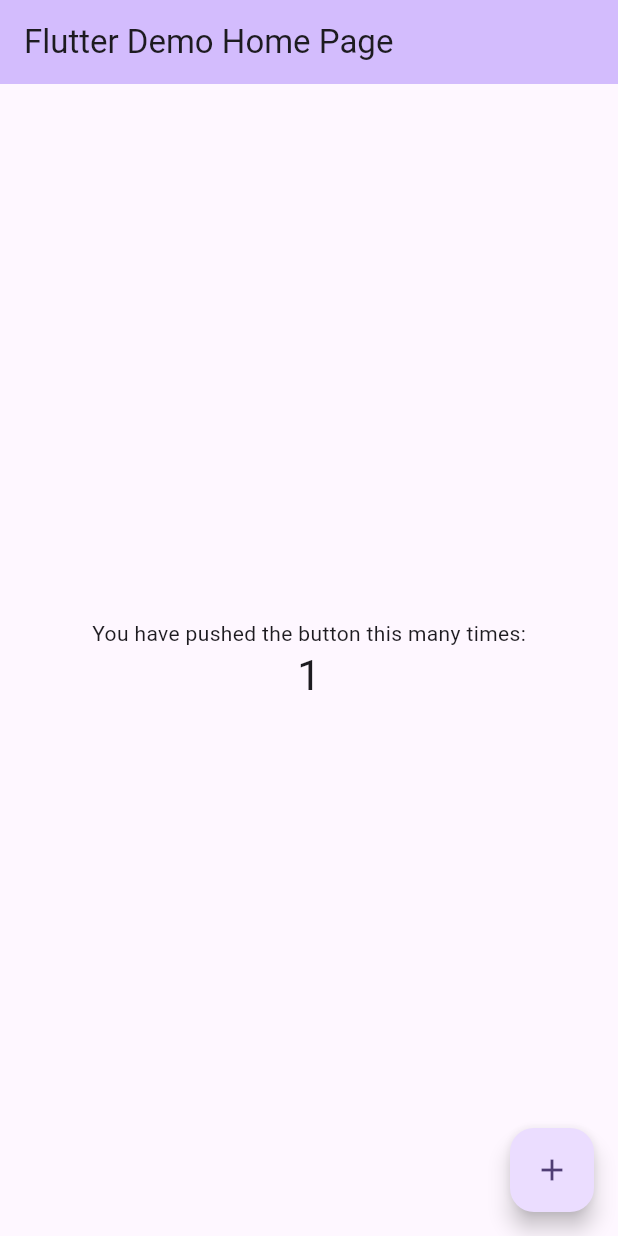
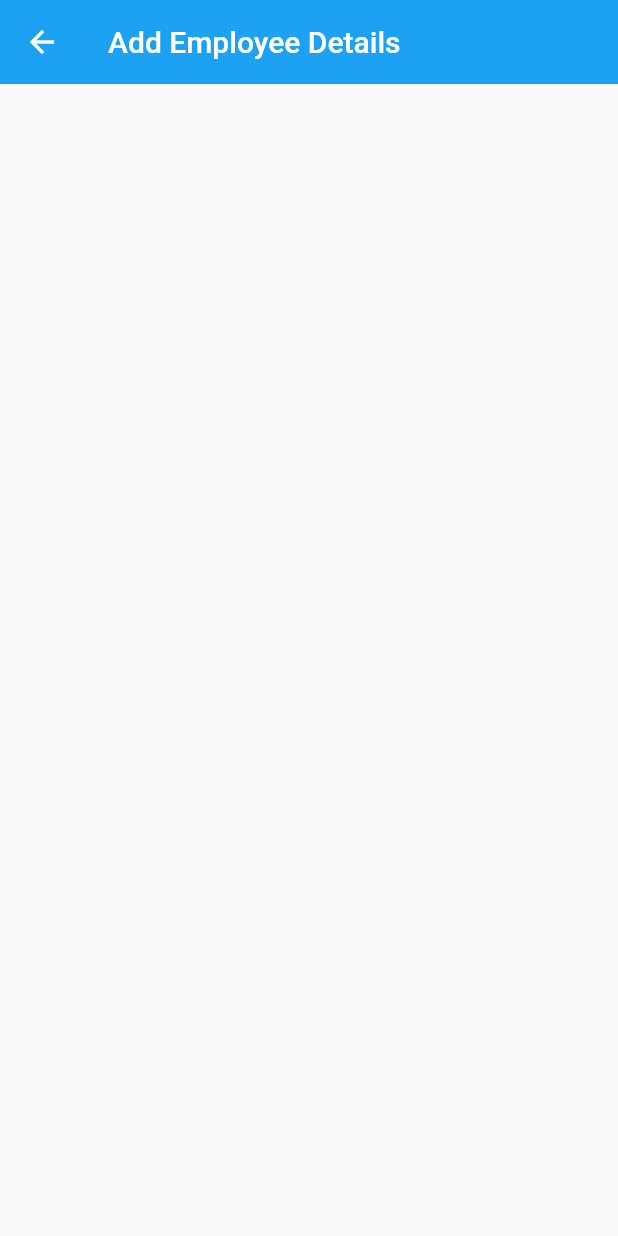
Before and after one commit to jonathanjohn47/assignment_realtime_innovations, a Flutter app: the screen it shows after launch, after a tap on the "add" icon, on a phone screen of 412 x 824 dp. Run offline on Flutter 3.47's test engine with Material 2 defaults, Android fonts, the phone set to English and light mode, and no system bars; our stand-ins replace flutter_sizer.

Commit message:
employee list screen

```diff
--- /dev/null
+++ b/lib/core/app_colors.dart
@@ -0,0 +1,17 @@
+import 'package:flutter/material.dart';
+
+class AppColors {
+  static MaterialColor primary = MaterialColor(0xFF1da1f2, {
+    /*8ed0f9 77c7f7 61bdf6 4ab4f5 34aaf3 1da1f2	1a91da	1781c2	1471a9	116191*/
+    50: const Color(0xFF8ed0f9),
+    100: const Color(0xFF77c7f7),
+    200: const Color(0xFF61bdf6),
+    300: const Color(0xFF4ab4f5),
+    400: const Color(0xFF34aaf3),
+    500: const Color(0xFF1da1f2),
+    600: const Color(0xFF1a91da),
+    700: const Color(0xFF1781c2),
+    800: const Color(0xFF1471a9),
+    900: const Color(0xFF116191),
+  });
+}
--- a/lib/main.dart
+++ b/lib/main.dart
@@ -1,4 +1,7 @@
+import 'package:assignment_realtime_innovations/core/app_colors.dart';
+import 'package:assignment_realtime_innovations/screens/employee_list_screen.dart';
 import 'package:flutter/material.dart';
+import 'package:flutter_sizer/flutter_sizer.dart';
 
 void main() {
   runApp(const MyApp());
@@ -10,6 +13,8 @@ class MyApp extends StatelessWidget {
   // This widget is the root of your application.
   @override
   Widget build(BuildContext context) {
+    return FlutterSizer(
+      builder: (context, orientation, screenType) {
         return MaterialApp(
           title: 'Flutter Demo',
           theme: ThemeData(
@@ -28,98 +33,13 @@ class MyApp extends StatelessWidget {
             //
             // This works for code too, not just values: Most code changes can be
             // tested with just a hot reload.
-        colorScheme: ColorScheme.fromSeed(seedColor: Colors.deepPurple),
-        useMaterial3: true,
+            //colorScheme: ColorScheme.fromSeed(seedColor: AppColors.primary),
+            primarySwatch: AppColors.primary,
+            useMaterial3: false,
           ),
-      home: const MyHomePage(title: 'Flutter Demo Home Page'),
+          home: EmployeeListScreen(),
+        );
+      }
     );
   }
 }
-
-class MyHomePage extends StatefulWidget {
-  const MyHomePage({super.key, required this.title});
-
-  // This widget is the home page of your application. It is stateful, meaning
-  // that it has a State object (defined below) that contains fields that affect
-  // how it looks.
-
-  // This class is the configuration for the state. It holds the values (in this
-  // case the title) provided by the parent (in this case the App widget) and
-  // used by the build method of the State. Fields in a Widget subclass are
-  // always marked "final".
-
-  final String title;
-
-  @override
-  State<MyHomePage> createState() => _MyHomePageState();
-}
-
-class _MyHomePageState extends State<MyHomePage> {
-  int _counter = 0;
-
-  void _incrementCounter() {
-    setState(() {
-      // This call to setState tells the Flutter framework that something has
-      // changed in this State, which causes it to rerun the build method below
-      // so that the display can reflect the updated values. If we changed
-      // _counter without calling setState(), then the build method would not be
-      // called again, and so nothing would appear to happen.
-      _counter++;
-    });
-  }
-
-  @override
-  Widget build(BuildContext context) {
-    // This method is rerun every time setState is called, for instance as done
-    // by the _incrementCounter method above.
-    //
-    // The Flutter framework has been optimized to make rerunning build methods
-    // fast, so that you can just rebuild anything that needs updating rather
-    // than having to individually change instances of widgets.
-    return Scaffold(
-      appBar: AppBar(
-        // TRY THIS: Try changing the color here to a specific color (to
-        // Colors.amber, perhaps?) and trigger a hot reload to see the AppBar
-        // change color while the other colors stay the same.
-        backgroundColor: Theme.of(context).colorScheme.inversePrimary,
-        // Here we take the value from the MyHomePage object that was created by
-        // the App.build method, and use it to set our appbar title.
-        title: Text(widget.title),
-      ),
-      body: Center(
-        // Center is a layout widget. It takes a single child and positions it
-        // in the middle of the parent.
-        child: Column(
-          // Column is also a layout widget. It takes a list of children and
-          // arranges them vertically. By default, it sizes itself to fit its
-          // children horizontally, and tries to be as tall as its parent.
-          //
-          // Column has various properties to control how it sizes itself and
-          // how it positions its children. Here we use mainAxisAlignment to
-          // center the children vertically; the main axis here is the vertical
-          // axis because Columns are vertical (the cross axis would be
-          // horizontal).
-          //
-          // TRY THIS: Invoke "debug painting" (choose the "Toggle Debug Paint"
-          // action in the IDE, or press "p" in the console), to see the
-          // wireframe for each widget.
-          mainAxisAlignment: MainAxisAlignment.center,
-          children: <Widget>[
-            const Text(
-              'You have pushed the button this many times:',
-            ),
-            Text(
-              '$_counter',
-              style: Theme.of(context).textTheme.headlineMedium,
-            ),
-          ],
-        ),
-      ),
-      floatingActionButton: FloatingActionButton(
-        onPressed: _incrementCounter,
-        tooltip: 'Increment',
-        child: const Icon(Icons.add),
-      ), // This trailing comma makes auto-formatting nicer for build methods.
-    );
-  }
-}
--- /dev/null
+++ b/lib/screens/add_employee_details_screen.dart
@@ -0,0 +1,15 @@
+import 'package:flutter/material.dart';
+
+class AddEmployeeDetailsScreen extends StatelessWidget {
+  const AddEmployeeDetailsScreen({super.key});
+
+  @override
+  Widget build(BuildContext context) {
+    return Scaffold(
+      appBar: AppBar(
+        title: const Text('Add Employee Details'),
+        elevation: 0,
+      ),
+    );
+  }
+}
--- /dev/null
+++ b/lib/screens/employee_list_screen.dart
@@ -0,0 +1,31 @@
+import 'package:flutter/material.dart';
+import 'package:flutter_sizer/flutter_sizer.dart';
+
+import 'add_employee_details_screen.dart';
+
+class EmployeeListScreen extends StatelessWidget {
+  const EmployeeListScreen({super.key});
+
+  @override
+  Widget build(BuildContext context) {
+    return Scaffold(
+      appBar: AppBar(
+        title: const Text('Employee List'),
+        elevation: 0,
+      ),
+      body: Center(
+        child: Image.asset('assets/images/Group 5367.png', width: 70.w),
+      ),
+      floatingActionButton: FloatingActionButton(
+          onPressed: () {
+            Navigator.of(context).push(MaterialPageRoute(builder: (context) {
+              return AddEmployeeDetailsScreen();
+            }));
+          },
+          child: const Icon(Icons.add),
+          shape: RoundedRectangleBorder(
+            borderRadius: BorderRadius.circular(8.dp),
+          )),
+    );
+  }
+}
--- a/pubspec.yaml
+++ b/pubspec.yaml
@@ -36,6 +36,7 @@ dependencies:
   # Use with the CupertinoIcons class for iOS style icons.
   cupertino_icons: ^1.0.2
   flutter_sizer: ^1.0.5
+  get_cubit: ^1.1.0
 
 dev_dependencies:
   flutter_test:
@@ -64,6 +65,9 @@ flutter:
   #   - images/a_dot_burr.jpeg
   #   - images/a_dot_ham.jpeg
 
+  assets:
+    - assets/images/
+
   # An image asset can refer to one or more resolution-specific "variants", see
   # https://flutter.dev/assets-and-images/#resolution-aware
 
```
Also changed, not shown: assets/images/Group 5367.png (added), assets/images/Group.png (added), pubspec.lock. Lines whose indentation alone changed are shown as unchanged.
